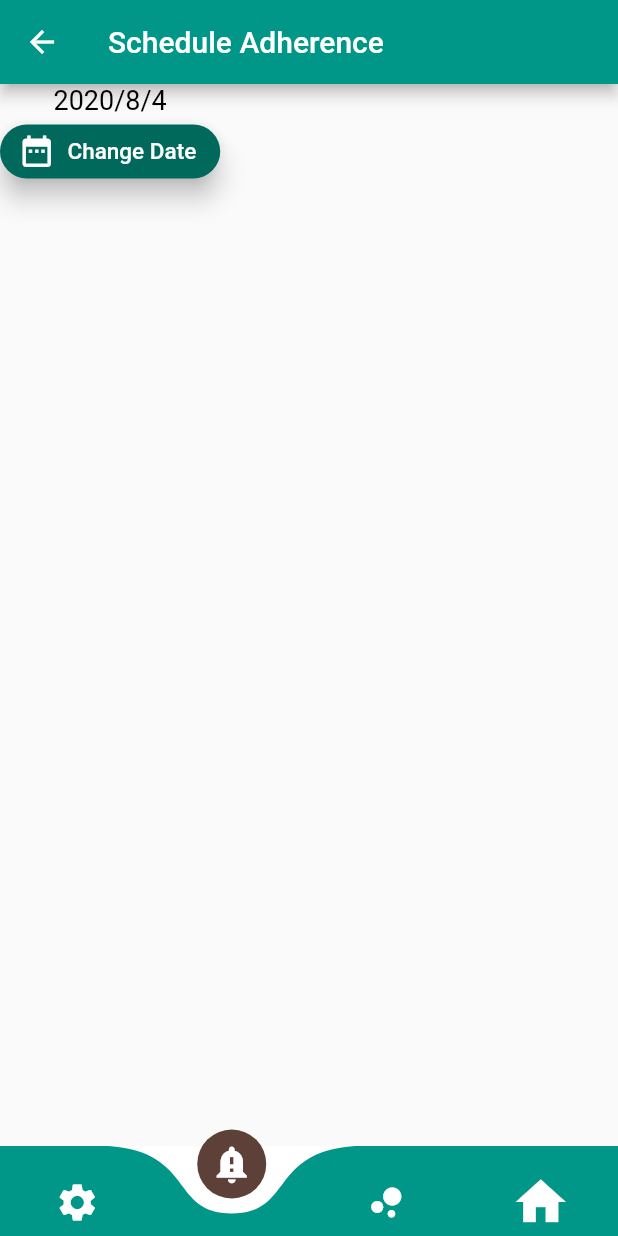
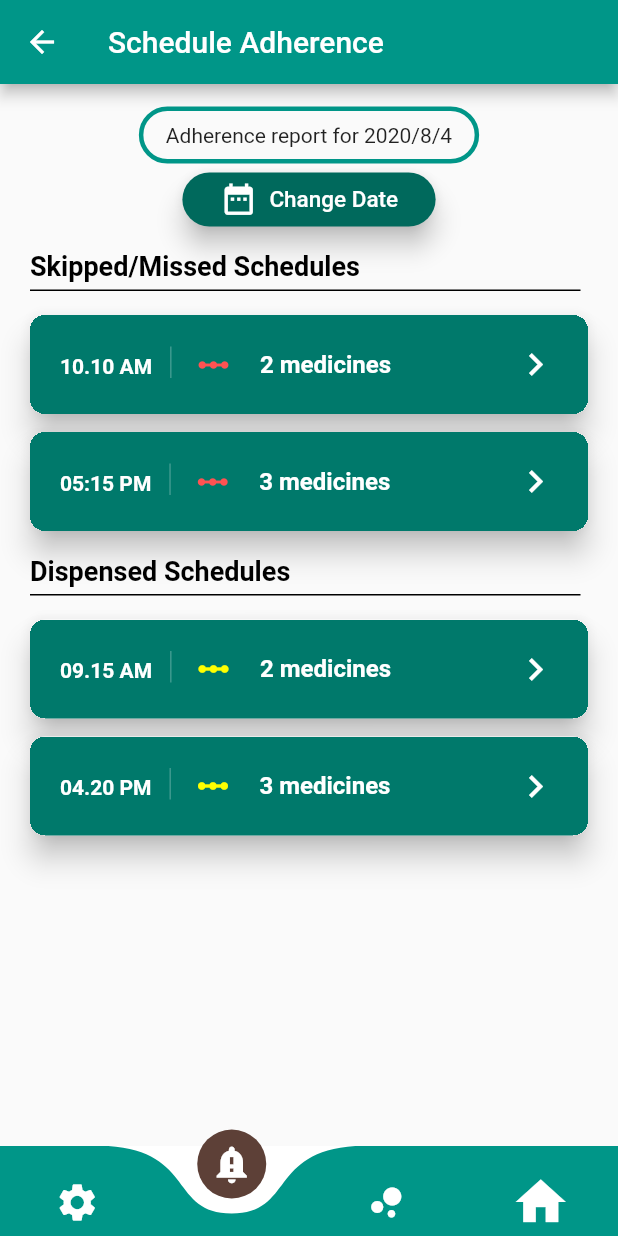
Before and after one commit to Knadeeshana/PillDispenser, a Flutter app: the screen it shows after launch, item 2 of the bottom bar chosen, on a phone screen of 412 x 824 dp. Run offline on Flutter 3.47's test engine with Material 2 defaults, Android fonts, the phone set to English and light mode, and no system bars; drawn by our look-alikes of curved_navigation_bar; our stand-ins replace fancy_bottom_navigation, flutter_datetime_picker; missing offline and left inert: barcode_scan.

Commit message:
Added Adherence page with Future builder to load from a JSON

```diff
--- a/lib/NavigatorPages/Adherence.dart
+++ /dev/null
@@ -1,70 +0,0 @@
-import 'package:flutter/material.dart';
-
-class Adherence extends StatefulWidget {
-  @override
-  _AdherenceState createState() => _AdherenceState();
-}
-
-class _AdherenceState extends State<Adherence> {
-  DateTime setDate;
-
-  @override
-  Widget build(BuildContext context) {
-    setDate = (setDate == null) ? (DateTime.now()) : setDate;
-    return Scaffold(
-      appBar: AppBar(
-        backgroundColor: Colors.teal,
-        title: Text('Schedule Adherence'),
-      ),
-      body: Column(
-        children: [
-          Text(
-            "${setDate.year}/${setDate.month}/${setDate.day}",
-            style: TextStyle(color: Colors.black, fontSize: 18),
-          ),
-          RaisedButton.icon(
-            onPressed: () {
-              showDatePicker(
-                context: context,
-                initialDate: (setDate == null) ? DateTime.now() : setDate,
-                firstDate: DateTime(2019),
-                lastDate: DateTime(2500),
-                builder: (BuildContext context, Widget child) {
-                  return Theme(
-                    data: ThemeData.dark(),
-                    child: child,
-                  );
-                },
-              ).then((date) {
-                if (date != null) {
-                  setState(() {
-                    setDate = date;
-                    //changetable(date); //call to rearrange the table of medicine
-                  });
-                } else {
-                  setDate = setDate;
-                }
-              });
-            },
-            color: Colors.teal[800],
-            elevation: 7,
-            shape:
-                RoundedRectangleBorder(borderRadius: BorderRadius.circular(30)),
-            icon: Icon(
-              Icons.date_range,
-              size: 25,
-              color: Colors.white,
-            ),
-            label: Text(
-              "Change Date",
-              style: TextStyle(
-                color: Colors.white,
-                fontSize: 15,
-              ),
-            ),
-          ),
-        ],
-      ),
-    );
-  }
-}
--- /dev/null
+++ b/lib/NavigatorPages/Adherence/Adherence.dart
@@ -0,0 +1,177 @@
+import 'package:flutter/material.dart';
+import 'package:pill_dispensor/Services.dart';
+import 'AdherenceCard.dart';
+import 'AdherenceDispenseCard.dart';
+
+class Adherence extends StatefulWidget {
+  @override
+  _AdherenceState createState() => _AdherenceState();
+}
+
+class _AdherenceState extends State<Adherence> {
+  DateTime setDate = DateTime.now();
+  Future<AdherenceService> adherenceData;
+
+  void initState() {
+    super.initState();
+    adherenceData = adherenceReport(setDate);
+  }
+
+  @override
+  Widget build(BuildContext context) {
+    setDate = (setDate == null) ? (DateTime.now()) : setDate;
+    return Scaffold(
+      appBar: AppBar(
+        backgroundColor: Colors.teal,
+        title: Text('Schedule Adherence'),
+      ),
+      body: SingleChildScrollView(
+        child: Container(
+          padding: EdgeInsets.fromLTRB(10, 15, 10, 15),
+          alignment: Alignment.center,
+          child: Column(
+            mainAxisSize: MainAxisSize.min,
+            crossAxisAlignment: CrossAxisAlignment.center,
+            children: [
+              Container(
+                padding: EdgeInsets.symmetric(vertical: 8, horizontal: 15),
+                child: Text(
+                    "Adherence report for ${setDate.year}/${setDate.month}/${setDate.day}"),
+                decoration: BoxDecoration(
+                  border: Border.all(
+                      color: Colors.teal, width: 3.0, style: BorderStyle.solid),
+                  borderRadius: BorderRadius.circular(20),
+                ),
+              ),
+              RaisedButton.icon(
+                padding: EdgeInsets.fromLTRB(25, 5, 25, 5),
+                onPressed: () {
+                  showDatePicker(
+                    context: context,
+                    initialDate: setDate,
+                    firstDate: DateTime(2019),
+                    lastDate: DateTime(2500),
+                    builder: (BuildContext context, Widget child) {
+                      return Theme(
+                        data: ThemeData.dark(),
+                        child: child,
+                      );
+                    },
+                  ).then((date) {
+                    if (date != null && date.day != setDate.day) {
+                      setState(() {
+                        setDate = date;
+                        adherenceData = adherenceReport(setDate);
+                      });
+                    }
+                  });
+                },
+                color: Colors.teal[800],
+                elevation: 7,
+                shape: RoundedRectangleBorder(
+                    borderRadius: BorderRadius.circular(30)),
+                icon: Icon(
+                  Icons.date_range,
+                  size: 25,
+                  color: Colors.white,
+                ),
+                label: Text(
+                  "Change Date",
+                  style: TextStyle(
+                    color: Colors.white,
+                    fontSize: 15,
+                  ),
+                ),
+              ),
+              SingleChildScrollView(
+                child: FutureBuilder<AdherenceService>(
+                  future: adherenceData,
+                  builder: (context, snapshot) {
+                    if (snapshot.connectionState != ConnectionState.done) {
+                      return Container(
+                          padding: EdgeInsets.all(50),
+                          child: CircularProgressIndicator());
+                    }
+                    if (snapshot.hasData) {
+                      return Column(
+                        children: [
+                          Container(
+                            alignment: Alignment.topLeft,
+                            padding: EdgeInsets.only(bottom: 5.0, top: 10),
+                            margin: EdgeInsets.only(
+                                bottom: 10, left: 10, right: 15),
+                            decoration: new BoxDecoration(
+                                border: new Border(
+                                    bottom: new BorderSide(
+                                        width: 1.0, color: Colors.black))),
+                            child: Text(
+                              "Skipped/Missed Schedules",
+                              style: TextStyle(
+                                  color: Colors.black,
+                                  fontWeight: FontWeight.bold,
+                                  fontSize: 18),
+                            ),
+                          ),
+                          Column(
+                            children: snapshot.data.missedDetail
+                                .asMap()
+                                .map((key, missed) {
+                                  //print(missed.time);
+                                  return MapEntry(
+                                      key,
+                                      AdherenceCard(
+                                        missedMedications: missed,
+                                      ));
+                                })
+                                .values
+                                .toList(),
+                          ),
+                          Container(
+                            alignment: Alignment.topLeft,
+                            padding: EdgeInsets.only(bottom: 5.0, top: 10),
+                            margin: EdgeInsets.only(
+                                bottom: 10, left: 10, right: 15),
+                            decoration: new BoxDecoration(
+                                border: new Border(
+                                    bottom: new BorderSide(
+                                        width: 1.0, color: Colors.black))),
+                            child: Text(
+                              "Dispensed Schedules",
+                              style: TextStyle(
+                                  color: Colors.black,
+                                  fontWeight: FontWeight.bold,
+                                  fontSize: 18),
+                            ),
+                          ),
+                          Column(
+                            children: snapshot.data.dispensedDetail
+                                .asMap()
+                                .map((key, dispensed) {
+                                  //print(missed.time);
+                                  return MapEntry(
+                                      key,
+                                      AdherenceDispenseCard(
+                                        dispensedMedications: dispensed,
+                                      ));
+                                })
+                                .values
+                                .toList(),
+                          ),
+                        ],
+                      );
+                    } else if (snapshot.hasError) {
+                      return Text("${snapshot.error}");
+                    }
+                    return Container(
+                        padding: EdgeInsets.all(50),
+                        child: CircularProgressIndicator());
+                  },
+                ),
+              ),
+            ],
+          ),
+        ),
+      ),
+    );
+  }
+}
--- /dev/null
+++ b/lib/NavigatorPages/Adherence/AdherenceCard.dart
@@ -0,0 +1,64 @@
+import 'package:flutter/material.dart';
+import 'package:pill_dispensor/Services.dart';
+import 'AdherenceCardDetailed.dart';
+
+class AdherenceCard extends StatelessWidget {
+  final MissedDetail missedMedications;
+  final bool state;
+  AdherenceCard({this.missedMedications, this.state});
+
+  @override
+  Widget build(BuildContext context) {
+    return Container(
+      child: Card(
+        clipBehavior: Clip.hardEdge,
+        shape: RoundedRectangleBorder(borderRadius: BorderRadius.circular(10)),
+        elevation: 8.0,
+        margin: new EdgeInsets.symmetric(horizontal: 10.0, vertical: 6.0),
+        child: Container(
+          decoration: BoxDecoration(color: Colors.teal[700]),
+          child: ListTile(
+              contentPadding:
+                  EdgeInsets.symmetric(horizontal: 20.0, vertical: 5.0),
+              leading: Container(
+                padding: EdgeInsets.only(right: 12.0, top: 5),
+                decoration: new BoxDecoration(
+                    border: new Border(
+                        right:
+                            new BorderSide(width: 1.0, color: Colors.white24))),
+                child: Text(
+                  "${missedMedications.time}",
+                  style: TextStyle(
+                      color: Colors.white, fontWeight: FontWeight.bold),
+                ),
+                //child: Icon(Icons.error_outline, color: Colors.white),
+              ),
+              title: Row(
+                children: <Widget>[
+                  Icon(Icons.linear_scale, color: Colors.redAccent),
+                  SizedBox(
+                    width: 15,
+                  ),
+                  Text(" ${missedMedications.missed.length} medicines",
+                      style: TextStyle(
+                          color: Colors.white, fontWeight: FontWeight.bold))
+                ],
+              ),
+              trailing: (state == null)
+                  ? GestureDetector(
+                      child: Icon(Icons.keyboard_arrow_right,
+                          color: Colors.white, size: 30.0),
+                      onTap: () {
+                        print(missedMedications.missed[0].medicine);
+                        Navigator.push(
+                            context,
+                            MaterialPageRoute(
+                                builder: (context) => AdherenceCardDetailed(
+                                    medicineDetails: missedMedications)));
+                      })
+                  : null),
+        ),
+      ),
+    );
+  }
+}
--- /dev/null
+++ b/lib/NavigatorPages/Adherence/AdherenceDispenseCard.dart
@@ -0,0 +1,69 @@
+import 'package:flutter/material.dart';
+import 'package:pill_dispensor/Services.dart';
+import 'AdherenceCardDetailed.dart';
+
+class AdherenceDispenseCard extends StatelessWidget {
+  final DispensedDetail dispensedMedications;
+  final bool state; //to hide trailing icon when in the detailed mode
+  AdherenceDispenseCard({
+    this.dispensedMedications,
+    this.state,
+  });
+
+  @override
+  Widget build(BuildContext context) {
+    return Container(
+      child: Card(
+        clipBehavior: Clip.hardEdge,
+        shape: RoundedRectangleBorder(borderRadius: BorderRadius.circular(10)),
+        elevation: 8.0,
+        margin: new EdgeInsets.symmetric(horizontal: 10.0, vertical: 6.0),
+        child: Container(
+          decoration: BoxDecoration(color: Colors.teal[700]),
+          child: ListTile(
+              contentPadding:
+                  EdgeInsets.symmetric(horizontal: 20.0, vertical: 5.0),
+              leading: Container(
+                padding: EdgeInsets.only(right: 12.0, top: 5),
+                decoration: new BoxDecoration(
+                    border: new Border(
+                        right:
+                            new BorderSide(width: 1.0, color: Colors.white24))),
+                child: Text(
+                  "${dispensedMedications.time}",
+                  style: TextStyle(
+                      color: Colors.white, fontWeight: FontWeight.bold),
+                ),
+                //child: Icon(Icons.error_outline, color: Colors.white),
+              ),
+              title: Row(
+                children: <Widget>[
+                  Icon(Icons.linear_scale, color: Colors.yellowAccent),
+                  SizedBox(
+                    width: 15,
+                  ),
+                  Text(" ${dispensedMedications.dispensed.length} medicines",
+                      style: TextStyle(
+                          color: Colors.white, fontWeight: FontWeight.bold))
+                ],
+              ),
+              trailing: (state == null)
+                  ? GestureDetector(
+                      child: Icon(Icons.keyboard_arrow_right,
+                          color: Colors.white, size: 30.0),
+                      onTap: () {
+                        print(dispensedMedications.dispensed[0].medicine);
+                        Navigator.push(
+                            context,
+                            MaterialPageRoute(
+                                builder: (context) =>
+                                    AdherenceDispenseCardDetailed(
+                                        medicineDetails:
+                                            dispensedMedications)));
+                      })
+                  : null),
+        ),
+      ),
+    );
+  }
+}
--- a/lib/NavigatorPages/Home.dart
+++ b/lib/NavigatorPages/Home.dart
@@ -8,7 +8,6 @@ class Home extends StatefulWidget {
 }
 
 class _HomeState extends State<Home> {
-  bool _previousDosesTap = false;
 //function to call to change the data in the table based on the date change in date picker
   void changetable(date) {
     MedicineTable instance;
--- a/lib/Services.dart
+++ b/lib/Services.dart
@@ -208,4 +208,151 @@ class DeviceVerifier {
     return DeviceVerifier(deviceStatus: json['deviceStatus']);
   }
 }
+
 //============================================================
+Future<AdherenceService> adherenceReport(date) async {
+  await Future.delayed(Duration(seconds: 1));
+  var map = Map<String, dynamic>();
+  map['action'] = 'ADHERENCE REPORT';
+  map['date'] = date;
+  //final response =await http.post('http://192.168.137.1/phplessons/flutter.php',body: map);
+  //print(response.body.toString());
+  String jsonresponse =
+      '{"date": "Mar 20", "missedDetail": [{ "time": "10.10 AM","missed": [ { "medicine": "amoxilin","count_m": 1}, { "medicine": "flagyl", "count_m": 3 }] }, { "time": "05:15 PM","missed": [{"medicine": "amoxilinxx","count_m": 8},{"medicine": "flagyl", "count_m": 3 },{"medicine": "xxd", "count_m": 4 } ] } ], "dispensedDetail": [{"time": "09.15 AM","dispensed": [ {"medicine": "amoxilin","count_m": 3},{"medicine": "flagyl","count_m": 3}]},{"time": "04.20 PM","dispensed": [ {"medicine": "amoxilin","count_m": 8},{"medicine": "flagyl","count_m": 3}, { "medicine": "flagyl","count_m": 3}]}]}';
+  final jsonResponse = json.decode(jsonresponse);
+  AdherenceService status = new AdherenceService.fromJson(jsonResponse);
+  //print(album.hometable[1].medicine);
+  /*print(status.date);
+  print(status.missedDetail[0].time);
+  print(status.missedDetail[0].missed[0].medicine);
+  print(status.missedDetail[0].missed[0].countM);*/
+
+  return (status);
+}
+
+class AdherenceService {
+  String date;
+  List<MissedDetail> missedDetail;
+  List<DispensedDetail> dispensedDetail;
+
+  AdherenceService({this.date, this.missedDetail, this.dispensedDetail});
+
+  AdherenceService.fromJson(Map<String, dynamic> json) {
+    date = json['date'];
+    if (json['missedDetail'] != null) {
+      missedDetail = new List<MissedDetail>();
+      json['missedDetail'].forEach((v) {
+        missedDetail.add(new MissedDetail.fromJson(v));
+      });
+    }
+    if (json['dispensedDetail'] != null) {
+      dispensedDetail = new List<DispensedDetail>();
+      json['dispensedDetail'].forEach((v) {
+        dispensedDetail.add(new DispensedDetail.fromJson(v));
+      });
+    }
+  }
+
+  Map<String, dynamic> toJson() {
+    final Map<String, dynamic> data = new Map<String, dynamic>();
+    data['date'] = this.date;
+    if (this.missedDetail != null) {
+      data['missedDetail'] = this.missedDetail.map((v) => v.toJson()).toList();
+    }
+    if (this.dispensedDetail != null) {
+      data['dispensedDetail'] =
+          this.dispensedDetail.map((v) => v.toJson()).toList();
+    }
+    return data;
+  }
+}
+
+class MissedDetail {
+  String time;
+  List<Missed> missed;
+
+  MissedDetail({this.time, this.missed});
+
+  MissedDetail.fromJson(Map<String, dynamic> json) {
+    time = json['time'];
+    if (json['missed'] != null) {
+      missed = new List<Missed>();
+      json['missed'].forEach((v) {
+        missed.add(new Missed.fromJson(v));
+      });
+    }
+  }
+
+  Map<String, dynamic> toJson() {
+    final Map<String, dynamic> data = new Map<String, dynamic>();
+    data['time'] = this.time;
+    if (this.missed != null) {
+      data['missed'] = this.missed.map((v) => v.toJson()).toList();
+    }
+    return data;
+  }
+}
+
+class Missed {
+  String medicine;
+  int countM;
+
+  Missed({this.medicine, this.countM});
+
+  Missed.fromJson(Map<String, dynamic> json) {
+    medicine = json['medicine'];
+    countM = json['count_m'];
+  }
+
+  Map<String, dynamic> toJson() {
+    final Map<String, dynamic> data = new Map<String, dynamic>();
+    data['medicine'] = this.medicine;
+    data['count_m'] = this.countM;
+    return data;
+  }
+}
+
+class DispensedDetail {
+  String time;
+  List<Dispensed> dispensed;
+
+  DispensedDetail({this.time, this.dispensed});
+
+  DispensedDetail.fromJson(Map<String, dynamic> json) {
+    time = json['time'];
+    if (json['dispensed'] != null) {
+      dispensed = new List<Dispensed>();
+      json['dispensed'].forEach((v) {
+        dispensed.add(new Dispensed.fromJson(v));
+      });
+    }
+  }
+
+  Map<String, dynamic> toJson() {
+    final Map<String, dynamic> data = new Map<String, dynamic>();
+    data['time'] = this.time;
+    if (this.dispensed != null) {
+      data['dispensed'] = this.dispensed.map((v) => v.toJson()).toList();
+    }
+    return data;
+  }
+}
+
+class Dispensed {
+  String medicine;
+  int countM;
+
+  Dispensed({this.medicine, this.countM});
+
+  Dispensed.fromJson(Map<String, dynamic> json) {
+    medicine = json['medicine'];
+    countM = json['count_m'];
+  }
+
+  Map<String, dynamic> toJson() {
+    final Map<String, dynamic> data = new Map<String, dynamic>();
+    data['medicine'] = this.medicine;
+    data['count_m'] = this.countM;
+    return data;
+  }
+}
--- a/lib/main.dart
+++ b/lib/main.dart
@@ -9,7 +9,7 @@ import 'package:pill_dispensor/NavigatorPages/Settings/EditPatient.dart';
 import 'package:pill_dispensor/NavigatorPages/Medications/AddMedicine.dart';
 import 'package:pill_dispensor/NavigatorPages/Medications/medications.dart';
 import 'package:pill_dispensor/Login/login.dart';
-import 'package:pill_dispensor/NavigatorPages/Adherence.dart';
+import 'package:pill_dispensor/NavigatorPages/Adherence/Adherence.dart';
 import 'package:pill_dispensor/NavigatorPages/Settings/QrScanner.dart';
 
 void main() => runApp(MaterialApp(
```
Also changed, not shown: lib/NavigatorPages/Adherence/AdherenceCardDetailed.dart (added, +116 -0 lines).
